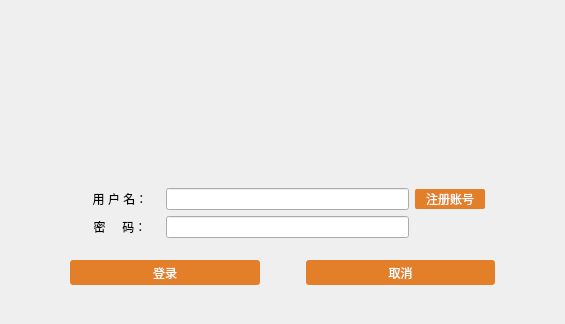
Above: TheKing_client/logwidget.ui from Artist-V/TheKing before the change. Below: the same form after it.
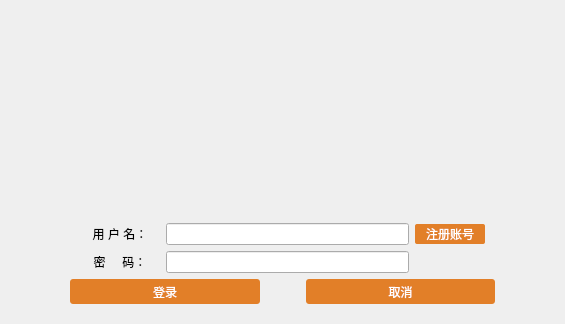
That is the form after the change.

```diff
--- a/TheKing_client/logwidget.ui
+++ b/TheKing_client/logwidget.ui
@@ -25,14 +25,14 @@
         <widget class="QLabel" name="img_label">
          <property name="minimumSize">
           <size>
-           <width>380</width>
-           <height>130</height>
+           <width>0</width>
+           <height>140</height>
           </size>
          </property>
          <property name="maximumSize">
           <size>
-           <width>380</width>
-           <height>130</height>
+           <width>16777215</width>
+           <height>16777215</height>
           </size>
          </property>
          <property name="styleSheet">
```
Left out of the diff: 204 changed lines with no effect on the pictures.
